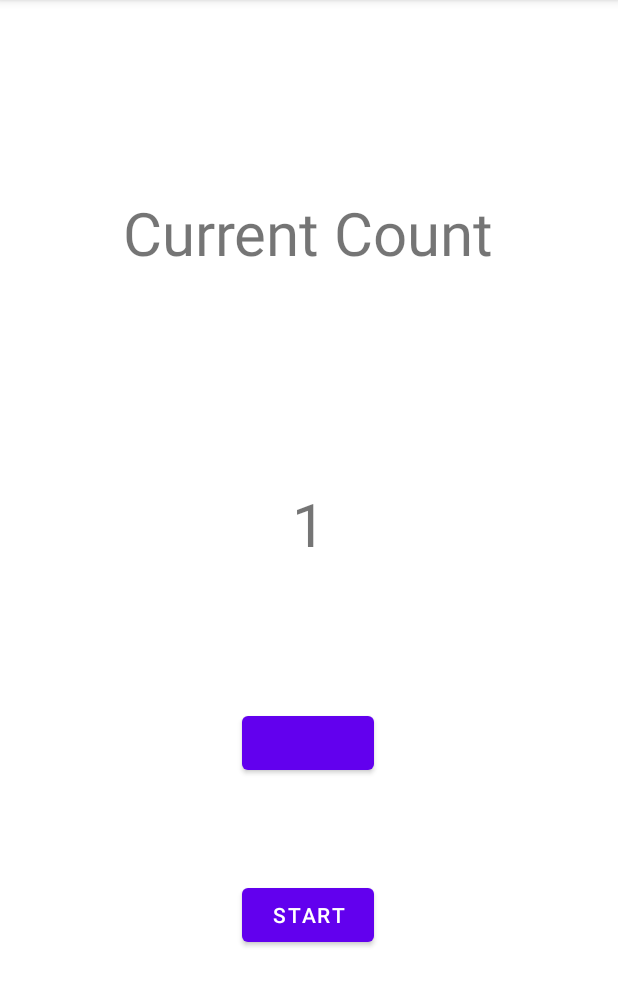
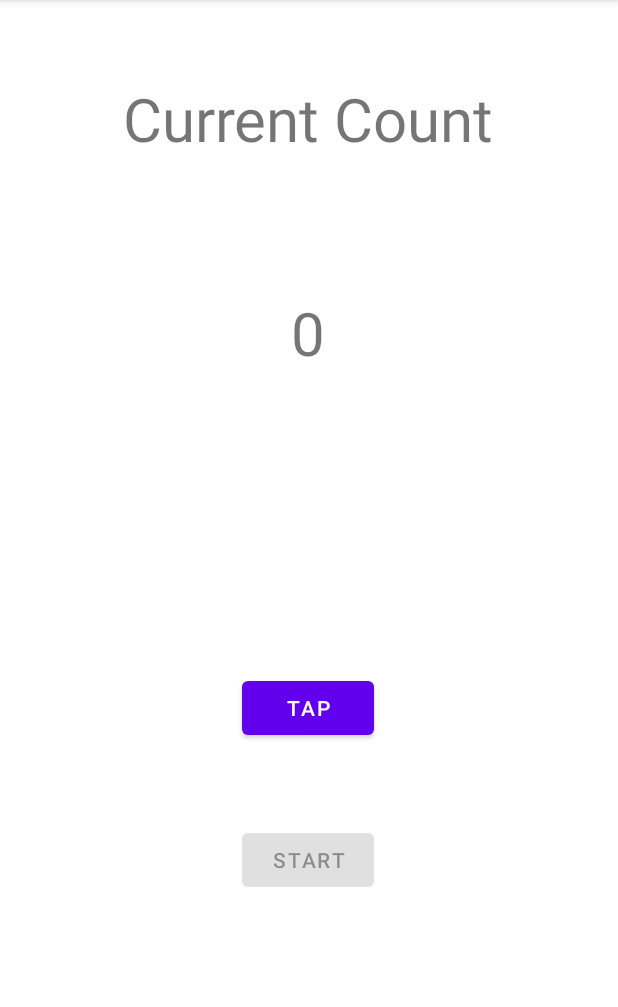
Before and after one commit to okimin/TapOff, an Android app: the screen it shows after launch (MainActivity), after a tap on "START", on a phone screen of 412 x 824 dp, the part 84-1091 px from its top. Run offline under Robolectric (Android 15) with nearby library versions, the phone set to English and light mode, and no system bars; 1 other tap on this screen came first.

Commit message:
Implemented counter and Tap being functional during 10 secs

```diff
--- a/app/src/main/java/com/example/tapoff/MainActivity.kt
+++ b/app/src/main/java/com/example/tapoff/MainActivity.kt
@@ -7,76 +7,103 @@ import android.os.Looper
 import android.widget.Button
 import android.widget.TextView
 import android.widget.Toast
+import androidx.core.view.isVisible
 
 class MainActivity : AppCompatActivity() {
     private lateinit var counter: TextView
+
     private lateinit var timerTextView: TextView
+    private lateinit var startButton : Button
+
 
     private var currentCount = 0
-    private var timerRunning = false
     private var readyRunning = false
+    private var isReady = false
+    private var startTime: Long = 0L
     private val timerDuration = 10000L
     private val readyDuration = 3000L
+    private val handler = Handler(Looper.getMainLooper())
+    private val preChallengeRunnable = object : Runnable {
+        override fun run() {
+            if (readyRunning) {
+                val timeLeft = readyDuration - (System.currentTimeMillis() - (startTime))
+                val seconds = (timeLeft / 1000).toInt()
+                if (timeLeft <= 0) {
+                    timerTextView.isVisible = true
+                    isReady = true
+                    Toast.makeText(this@MainActivity, "Start!", Toast.LENGTH_SHORT).show()
+                    handler.removeCallbacks(this) // Stop pre-challenge timer
+                    startTime = System.currentTimeMillis()
+                    handler.post(challengeRunnable) // Start challenge timer after 1 second
+                } else {
+                    Toast.makeText(this@MainActivity, "Ready in $seconds", Toast.LENGTH_SHORT).show()
+                    handler.postDelayed(this, 1000)
+                }
+            }
+        }
+    }
+
+    private val challengeRunnable = object : Runnable {
+        override fun run() {
+            if (isReady) {
+                val timeLeft = timerDuration - (System.currentTimeMillis() - (startTime))
+                val seconds = (timeLeft / 1000).toInt()
+                timerTextView.text = "Time Remaining: $seconds"
+                if (timeLeft <= 0) {
+                    resetTimer()
+                } else {
+                    handler.postDelayed(this, 1000)
+                }
+            }
+        }
+    }
+
+
 
     override fun onCreate(savedInstanceState: Bundle?) {
         super.onCreate(savedInstanceState)
         setContentView(R.layout.activity_main)
 
         val tapButton = findViewById<Button>(R.id.tapButton)
-        val startButton = findViewById<Button>(R.id.startButton)
-        val counter = findViewById<TextView>(R.id.counter)
+        timerTextView = findViewById<TextView>(R.id.timeLeftText)
+        timerTextView.isVisible =  false
+        startButton = findViewById<Button>(R.id.startButton)
+        counter = findViewById<TextView>(R.id.counter)
 
         tapButton.setOnClickListener {
             //TODO : Check if timer is Running
-            currentCount++
-            counter.text = currentCount.toString()
+            if(isReady) {
+                currentCount++
+                counter.text = currentCount.toString()
+            }
 
         }
 
         startButton.setOnClickListener {
+            startButton.isEnabled = false
+            startTime = System.currentTimeMillis()
             startTimer()
-            //TODO : Make the button invisible
         }
 
     }
 
     private fun startTimer() {
         readyRunning = true
-        val handler = Handler(Looper.getMainLooper())
-        val runnable = object : Runnable {
-            override fun run() {
-                if(readyRunning){
-                    val timeLeft = readyDuration - System.currentTimeMillis() % readyDuration
-                    val seconds = (timeLeft / 1000).toInt()
-                    if(seconds <= 0){
-                        timerRunning = true
-                        Toast.makeText(this@MainActivity, "Start!", Toast.LENGTH_SHORT).show()
-                    }
-                    else {
-                        Toast.makeText(this@MainActivity, "Ready in $seconds", Toast.LENGTH_SHORT).show()
-                        handler.postDelayed(this, 1000) // Update timer text every second
-                    }
-                }
-                else if (timerRunning) {
-                    val timeLeft = timerDuration - System.currentTimeMillis() % timerDuration
-                    val seconds = (timeLeft / 1000).toInt()
-                    timerTextView.text = seconds.toString()
-                    handler.postDelayed(this, 1000) // Update timer text every second
-                } else {
-                    // Timer finished, reset everything
-                    timerTextView.text = "0"
-                }
-            }
-        }
-        handler.post(runnable)
+        handler.post(preChallengeRunnable)
     }
 
 
 
     private fun resetTimer() {
-        timerRunning = false
         readyRunning = false
-        timerTextView.text = "0"
+        isReady = false
+        timerTextView.isVisible = false
+        timerTextView.text = "Time Remaining: 10"
+        startButton.isEnabled = true
+        currentCount = 0
+        counter.text = currentCount.toString()
+        handler.removeCallbacks(preChallengeRunnable)
+        handler.removeCallbacks(challengeRunnable)
     }
 
 }
--- a/app/src/main/res/layout/activity_main.xml
+++ b/app/src/main/res/layout/activity_main.xml
@@ -7,36 +7,47 @@
         android:layout_height="match_parent"
         tools:context=".MainActivity">
     <TextView
-            android:layout_width="65dp"
-            android:layout_height="45dp"
+            android:layout_width="wrap_content"
+            android:layout_height="wrap_content"
             app:layout_constraintStart_toStartOf="parent"
             app:layout_constraintEnd_toEndOf="parent"
             android:id="@+id/counter" android:textSize="40sp"
             android:textAlignment="center" android:text="@string/number"
-            app:layout_constraintTop_toBottomOf="@+id/currentCount" android:layout_marginTop="140dp"
-    />
+            app:layout_constraintBottom_toBottomOf="parent" app:layout_constraintHorizontal_bias="0.498"
+            app:layout_constraintTop_toBottomOf="@+id/currentCount" app:layout_constraintVertical_bias="0.146"/>
     <Button
             android:layout_width="wrap_content"
             android:layout_height="wrap_content"
             app:layout_constraintStart_toStartOf="parent" app:layout_constraintTop_toBottomOf="@+id/counter"
             android:layout_marginTop="104dp" app:layout_constraintEnd_toEndOf="parent"
             app:layout_constraintHorizontal_bias="0.498"
-            tools:text="@string/tap" android:id="@+id/tapButton"
-    />
+            android:id="@+id/tapButton"
+            app:layout_constraintBottom_toBottomOf="parent" app:layout_constraintVertical_bias="0.259"
+            android:text="@string/tap"/>
     <TextView
             android:text="@string/count"
             android:layout_width="wrap_content"
             android:layout_height="wrap_content" android:id="@+id/currentCount"
             android:textSize="40sp"
             app:layout_constraintTop_toTopOf="parent" app:layout_constraintStart_toStartOf="parent"
-            app:layout_constraintEnd_toEndOf="parent" android:layout_marginTop="128dp"
-            app:layout_constraintHorizontal_bias="0.496"/>
+            app:layout_constraintEnd_toEndOf="parent"
+            app:layout_constraintHorizontal_bias="0.496" app:layout_constraintBottom_toBottomOf="parent"
+            app:layout_constraintVertical_bias="0.073"/>
     <Button
             android:layout_width="wrap_content"
             android:layout_height="wrap_content" android:id="@+id/startButton"
             app:layout_constraintStart_toStartOf="parent" app:layout_constraintEnd_toEndOf="parent"
             app:layout_constraintBottom_toBottomOf="parent"
             app:layout_constraintHorizontal_bias="0.498" android:layout_marginBottom="68dp"
-            android:text="@string/start" app:layout_constraintTop_toBottomOf="@+id/tapButton"/>
+            android:text="@string/start" app:layout_constraintTop_toBottomOf="@+id/tapButton"
+            app:layout_constraintVertical_bias="0.34"/>
+    <TextView
+            android:text="@string/timeLeft"
+            android:layout_width="wrap_content"
+            android:layout_height="wrap_content" android:id="@+id/timeLeftText"
+            android:textSize="40sp"
+            app:layout_constraintTop_toBottomOf="@+id/counter" android:layout_marginTop="64dp"
+            app:layout_constraintStart_toStartOf="parent" app:layout_constraintEnd_toEndOf="parent"
+            app:layout_constraintBottom_toTopOf="@+id/tapButton" app:layout_constraintVertical_bias="0.137"/>
 
 </androidx.constraintlayout.widget.ConstraintLayout>
--- a/app/src/main/res/values/strings.xml
+++ b/app/src/main/res/values/strings.xml
@@ -4,4 +4,5 @@
     <string name="count">Current Count</string>
     <string name="number">0</string>
     <string name="start">Start</string>
+    <string name="timeLeft">Time Remaining : 10</string>
 </resources>
```
